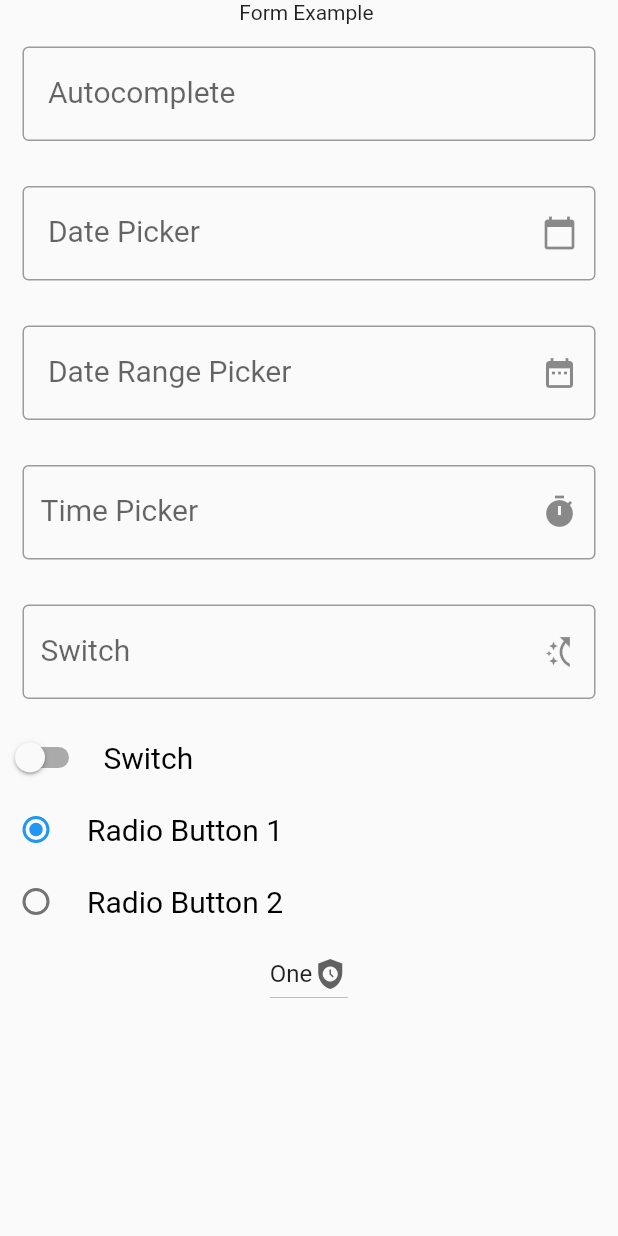
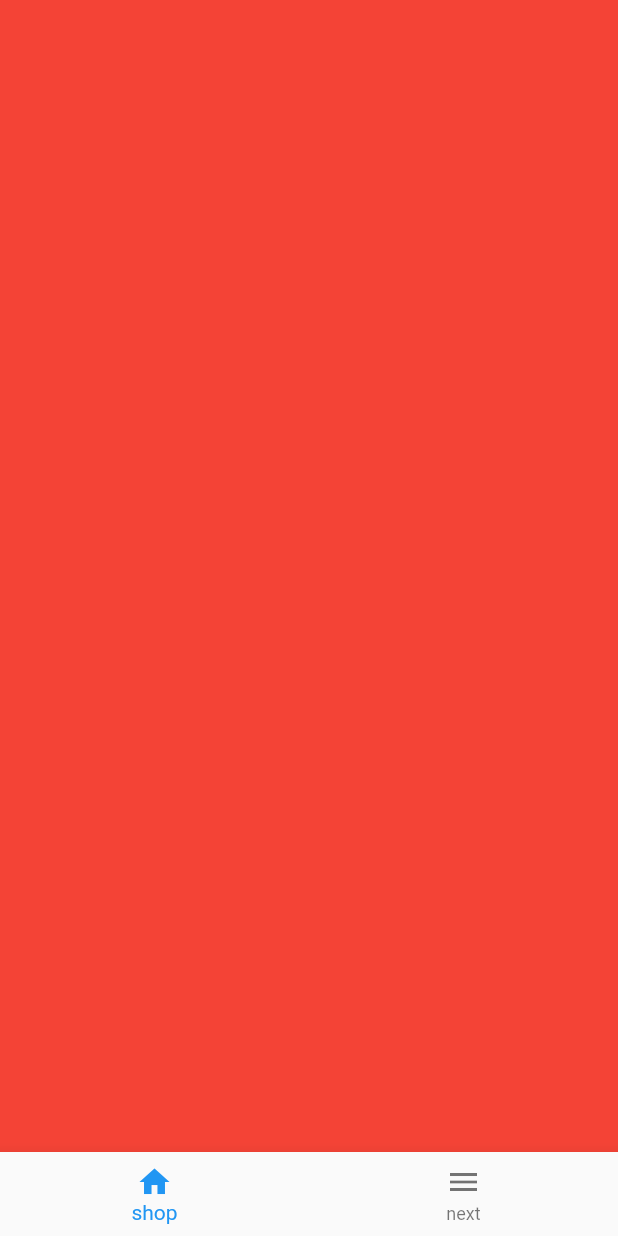
Before and after one commit to Akkash1212/flutterclass, a Flutter app: the screen it shows after launch, on a phone screen of 412 x 824 dp. Run offline on Flutter 3.47's test engine with Material 2 defaults, Android fonts, the light colour scheme and no system bars; missing offline and left inert: dart:ffi, dart:html.

Commit message:
bottom navigation button

```diff
--- /dev/null
+++ b/lib/Bottom_Navigation_Bar/bottomNavigator.dart
@@ -0,0 +1,22 @@
+import 'package:flutter/material.dart';
+import 'package:provider/provider.dart';
+
+import '../Provider/bottomnavProvider.dart';
+
+class BtomNavigator extends StatelessWidget {
+  const BtomNavigator({super.key});
+
+  @override
+  Widget build(BuildContext context) {
+    final bnp = Provider.of<BottomNavProvider>(context);
+    return BottomNavigationBar(
+        currentIndex: bnp.pageIndex,
+        onTap: (value) {
+          bnp.changePageIndex(value);
+        },
+        items: [
+          BottomNavigationBarItem(icon: Icon(Icons.home), label: 'shop'),
+          BottomNavigationBarItem(icon: Icon(Icons.menu), label: 'next')
+        ]);
+  }
+}
--- /dev/null
+++ b/lib/Bottom_Navigation_Bar/mainpage.dart
@@ -0,0 +1,22 @@
+import 'package:flutter/cupertino.dart';
+import 'package:flutter/material.dart';
+import 'package:flutterclass/Bottom_Navigation_Bar/apointment.dart';
+import 'package:flutterclass/Bottom_Navigation_Bar/shop.dart';
+import 'package:provider/provider.dart';
+
+import '../Provider/bottomnavProvider.dart';
+import 'bottomNavigator.dart';
+
+class BtmNavi extends StatelessWidget {
+  BtmNavi({super.key});
+  final List<Widget> pages = [Shop(), Appointment()];
+
+  @override
+  Widget build(BuildContext context) {
+    final bp = Provider.of<BottomNavProvider>(context);
+    return Scaffold(
+      bottomNavigationBar: BtomNavigator(),
+      body: pages[bp.pageIndex],
+    );
+  }
+}
--- /dev/null
+++ b/lib/Bottom_Navigation_Bar/shop.dart
@@ -0,0 +1,14 @@
+import 'dart:ffi';
+
+import 'package:flutter/material.dart';
+
+class Shop extends StatelessWidget {
+  const Shop({super.key});
+
+  @override
+  Widget build(BuildContext context) {
+    return Container(
+      color: Colors.red,
+    );
+  }
+}
--- /dev/null
+++ b/lib/Provider/bottomnavProvider.dart
@@ -0,0 +1,9 @@
+import 'package:flutter/material.dart';
+
+class BottomNavProvider extends ChangeNotifier {
+  int pageIndex = 0;
+  changePageIndex(index) {
+    pageIndex = index;
+    notifyListeners();
+  }
+}
--- /dev/null
+++ b/lib/Provider/provider.dart
@@ -0,0 +1,14 @@
+import 'package:flutter/material.dart';
+
+class ExProvider extends ChangeNotifier {
+  int count = 0;
+  add() {
+    count += 1;
+    notifyListeners();
+  }
+
+  sub() {
+    count -= 1;
+    notifyListeners();
+  }
+}
--- /dev/null
+++ b/lib/ecommous_app/shop.dart
@@ -0,0 +1,37 @@
+import 'package:flutter/material.dart';
+import 'package:flutterclass/ecommous_app/itemCard.dart';
+
+class Shop extends StatelessWidget {
+  Shop({super.key});
+  List<Map<String, dynamic>> instruments = [
+    // {'instrumentName': 'Violen', 'image': 'assets/image/Violin.png'},
+    {
+      'instrumentName': 'Tabla',
+      'image': 'assets/image/Tabla.png',
+      'title': 'violin',
+      'price': '1200'
+    },
+    {
+      'instrumentName': 'Tanpura',
+      'image': 'assets/image/Tanpura.png',
+      'title': 'Tanpura',
+      'price': '2000'
+    }
+  ];
+
+  @override
+  Widget build(BuildContext context) {
+    return SafeArea(
+      child: Scaffold(
+        backgroundColor: Colors.cyan[200],
+        body: Column(
+          children: instruments.map((details) {
+            return ItemCard(
+              instruments: details,
+            );
+          }).toList(),
+        ),
+      ),
+    );
+  }
+}
--- a/lib/list_view/form.dart
+++ b/lib/list_view/form.dart
@@ -134,6 +134,7 @@ class _FormtskState extends State<Formtsk> {
                 ],
               ),
               DropdownButton(
+                isExpanded: false,
                 icon: Icon(Icons.safety_check),
                 items: [
                   DropdownMenuItem(value: 'one', child: Text('One')),
--- a/lib/main.dart
+++ b/lib/main.dart
@@ -1,6 +1,15 @@
 import 'package:flutter/material.dart';
 
+import 'package:flutterclass/Provider/provider.dart';
+
+import 'package:provider/provider.dart';
+
+import 'Bottom_Navigation_Bar/mainpage.dart';
+import 'Provider/bottomnavProvider.dart';
+import 'Provider/mainPage.dart';
 import 'border.dart';
+import 'Bottom_Navigation_Bar/bottomNavigator.dart';
+import 'ecommous_app/shop.dart';
 import 'iceCreaamPage/page2.dart';
 import 'iceCreaamPage/page3.dart';
 import 'list_view/form.dart';
@@ -26,9 +35,15 @@ class Myapp extends StatelessWidget {
 
   @override
   Widget build(BuildContext context) {
-    return MaterialApp(
-      debugShowCheckedModeBanner: false,
-      home: Formtsk(),
+    return MultiProvider(
+      providers: [
+        ChangeNotifierProvider(create: (context) => ExProvider()),
+        ChangeNotifierProvider(create: (context) => BottomNavProvider())
+      ],
+      child: MaterialApp(
+        debugShowCheckedModeBanner: false,
+        home: BtmNavi(),
+      ),
     );
   }
 }
--- a/pubspec.yaml
+++ b/pubspec.yaml
@@ -36,6 +36,7 @@ dependencies:
   # Use with the CupertinoIcons class for iOS style icons.
   cupertino_icons: ^1.0.2
   flutter_chips_input: ^2.0.0
+  provider: ^6.0.5
 
 dev_dependencies:
   flutter_test:
```
Also changed, not shown: lib/Bottom_Navigation_Bar/apointment.dart (added, +10 -0 lines), lib/Provider/Box2.dart (added, +35 -0 lines), lib/Provider/box1.dart (added, +33 -0 lines), lib/Provider/box3.dart (added, +49 -0 lines), lib/Provider/mainPage.dart (added, +56 -0 lines), lib/ecommous_app/itemCard.dart (added, +52 -0 lines), lib/ecommous_app/itemview.dart (added, +124 -0 lines), pubspec.lock.
